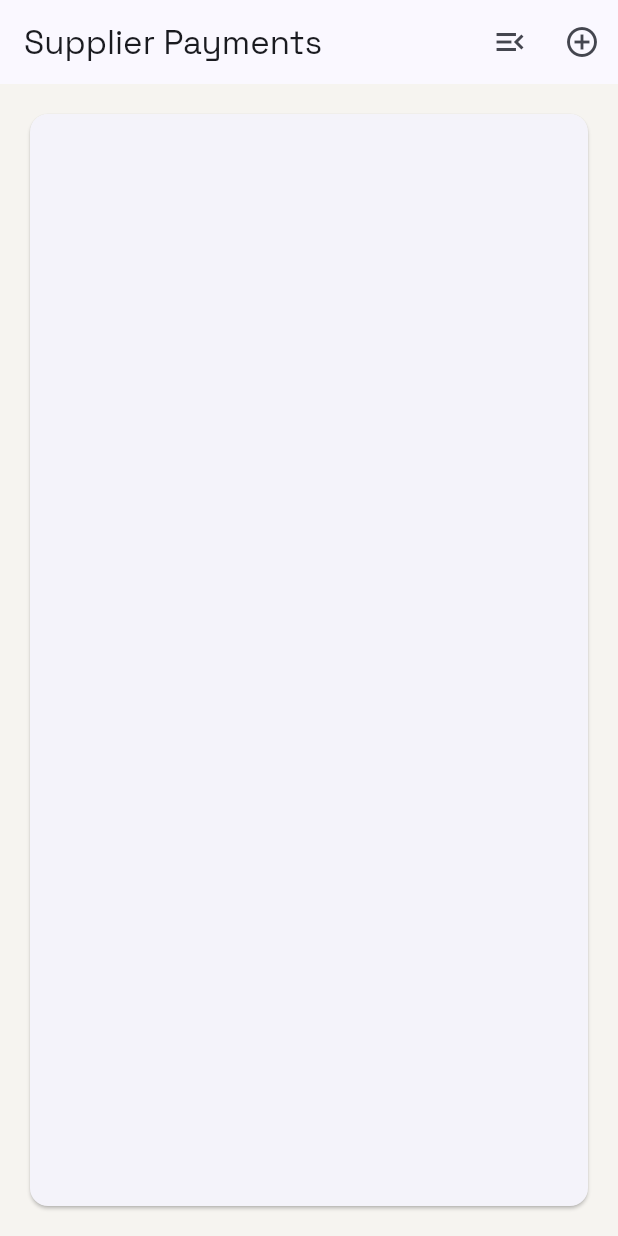
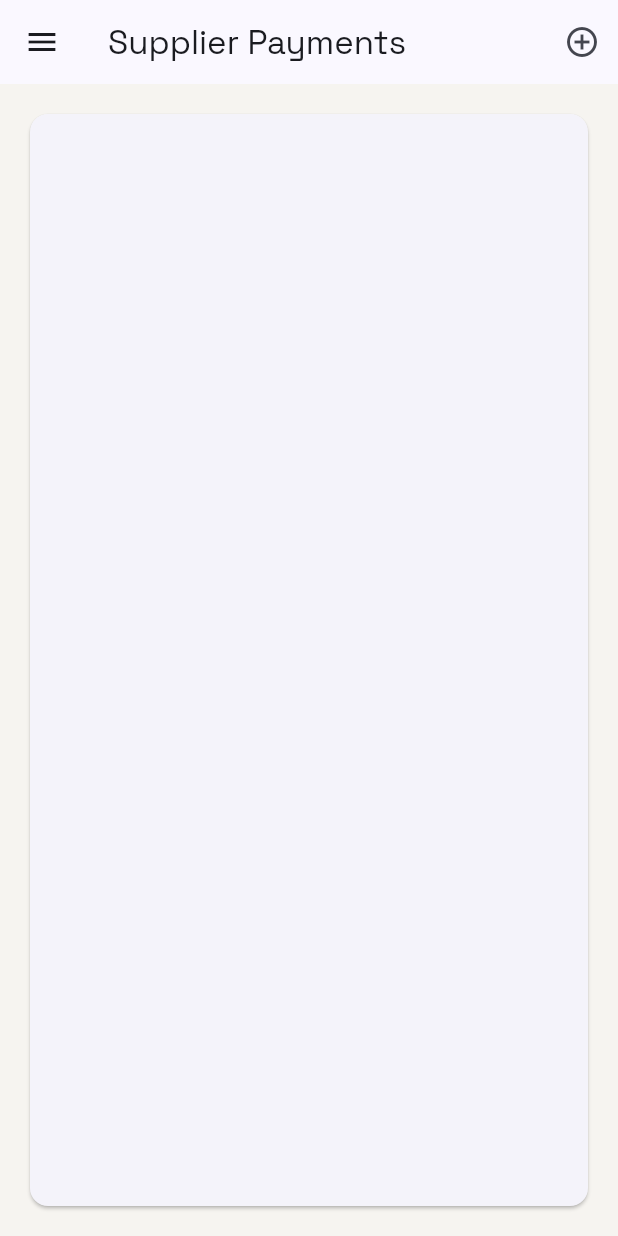
Before and after one commit to ahmadullahmukhlis/invest_system, a Flutter app: the SupplierPaymentsScreen screen opened directly, on a phone screen of 412 x 824 dp. Run offline on Flutter 3.47's test engine with Material 3 defaults, Android fonts, the phone set to English and light mode, and no system bars; our stand-ins replace connectivity_plus, firebase_auth, firebase_core, firebase_database, flutter_riverpod, google_fonts and 1 more; accounts and stored records are empty.

Commit message:
the file for left side drower is also fixed

```diff
--- a/lib/features/supplier_payments/presentation/supplier_payments_screen.dart
+++ b/lib/features/supplier_payments/presentation/supplier_payments_screen.dart
@@ -22,13 +22,13 @@ class SupplierPaymentsScreen extends ConsumerWidget {
     return Scaffold(
       appBar: AppBar(
         title: const Text('Supplier Payments'),
+        leading: Builder(
+          builder: (context) => IconButton(
+            icon: const Icon(Icons.menu),
+            onPressed: () => Scaffold.of(context).openDrawer(),
+          ),
+        ),
         actions: [
-          Builder(
-            builder: (context) => IconButton(
-              icon: const Icon(Icons.menu_open),
-              onPressed: () => Scaffold.of(context).openEndDrawer(),
-            ),
-          ),
           IconButton(
             onPressed: () async {
               final created = await showDialog<SupplierPayment>(
@@ -50,7 +50,7 @@ class SupplierPaymentsScreen extends ConsumerWidget {
           ),
         ],
       ),
-      endDrawer: const AppDrawer(),
+      drawer: const AppDrawer(),
       body: Padding(
         padding: const EdgeInsets.all(16),
         child: Card(
```
Also changed, not shown: lib/features/payments/presentation/payments_screen.dart (+7 -7 lines), lib/features/purchases/presentation/purchases_screen.dart (+7 -7 lines), lib/features/reports/presentation/reports_screen.dart (+6 -8 lines), lib/features/suppliers/presentation/suppliers_screen.dart (+7 -7 lines), lib/features/units/presentation/units_screen.dart (+7 -7 lines).
